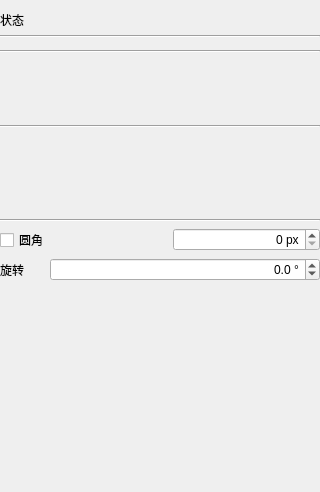
This is plugins/rectplugin/rectpropertyform.ui in lsyeei/dashboard as Qt 5 draws it before an edit. The edited form follows.
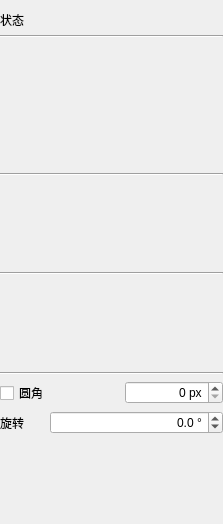
This is the edited form. Custom widgets are drawn as their Qt base class.

The edit to the form file:
```diff
--- a/plugins/rectplugin/rectpropertyform.ui
+++ b/plugins/rectplugin/rectpropertyform.ui
@@ -2,12 +2,15 @@
 <ui version="4.0">
  <class>RectPropertyForm</class>
  <widget class="QWidget" name="RectPropertyForm">
+  <property name="enabled">
+   <bool>true</bool>
+  </property>
   <property name="geometry">
    <rect>
     <x>0</x>
     <y>0</y>
-    <width>320</width>
-    <height>492</height>
+    <width>223</width>
+    <height>524</height>
    </rect>
   </property>
   <property name="sizePolicy">
@@ -27,7 +30,7 @@
     <number>6</number>
    </property>
    <property name="sizeConstraint">
-    <enum>QLayout::SizeConstraint::SetNoConstraint</enum>
+    <enum>QLayout::SizeConstraint::SetMinimumSize</enum>
    </property>
    <property name="leftMargin">
     <number>0</number>
@@ -43,6 +46,9 @@
      <property name="spacing">
       <number>0</number>
      </property>
+     <property name="sizeConstraint">
+      <enum>QLayout::SizeConstraint::SetMinimumSize</enum>
+     </property>
      <item>
       <widget class="QLabel" name="label_2">
        <property name="sizePolicy">
@@ -70,6 +76,12 @@
    </item>
    <item>
     <widget class="Line" name="line_4">
+     <property name="sizePolicy">
+      <sizepolicy hsizetype="Preferred" vsizetype="Fixed">
+       <horstretch>0</horstretch>
+       <verstretch>0</verstretch>
+      </sizepolicy>
+     </property>
      <property name="frameShadow">
       <enum>QFrame::Shadow::Sunken</enum>
      </property>
@@ -84,21 +96,27 @@
    <item>
     <widget class="PosProperty" name="posProperty">
      <property name="sizePolicy">
-      <sizepolicy hsizetype="Preferred" vsizetype="Fixed">
+      <sizepolicy hsizetype="Preferred" vsizetype="Minimum">
        <horstretch>0</horstretch>
        <verstretch>0</verstretch>
       </sizepolicy>
      </property>
      <property name="minimumSize">
       <size>
-       <width>0</width>
-       <height>0</height>
+       <width>142</width>
+       <height>123</height>
       </size>
      </property>
     </widget>
    </item>
    <item>
     <widget class="Line" name="line_2">
+     <property name="sizePolicy">
+      <sizepolicy hsizetype="Preferred" vsizetype="Fixed">
+       <horstretch>0</horstretch>
+       <verstretch>0</verstretch>
+      </sizepolicy>
+     </property>
      <property name="orientation">
       <enum>Qt::Orientation::Horizontal</enum>
      </property>
@@ -115,13 +133,13 @@
      <property name="minimumSize">
       <size>
        <width>0</width>
-       <height>60</height>
+       <height>0</height>
       </size>
      </property>
      <property name="maximumSize">
       <size>
        <width>16777215</width>
-       <height>60</height>
+       <height>16777215</height>
       </size>
      </property>
      <property name="showLine">
@@ -150,6 +168,9 @@
    </item>
    <item>
     <widget class="FillProperty" name="fillProperty">
+     <property name="enabled">
+      <bool>true</bool>
+     </property>
      <property name="sizePolicy">
       <sizepolicy hsizetype="Preferred" vsizetype="Minimum">
        <horstretch>0</horstretch>
@@ -158,14 +179,14 @@
      </property>
      <property name="minimumSize">
       <size>
-       <width>0</width>
+       <width>173</width>
        <height>79</height>
       </size>
      </property>
      <property name="maximumSize">
       <size>
        <width>16777215</width>
-       <height>79</height>
+       <height>16777215</height>
       </size>
      </property>
      <property name="fill" stdset="0">
@@ -178,6 +199,12 @@
    </item>
    <item>
     <widget class="Line" name="line_3">
+     <property name="sizePolicy">
+      <sizepolicy hsizetype="Preferred" vsizetype="Fixed">
+       <horstretch>0</horstretch>
+       <verstretch>0</verstretch>
+      </sizepolicy>
+     </property>
      <property name="orientation">
       <enum>Qt::Orientation::Horizontal</enum>
      </property>
```
Left out of the diff: 4 changed lines with no effect on the pictures.
